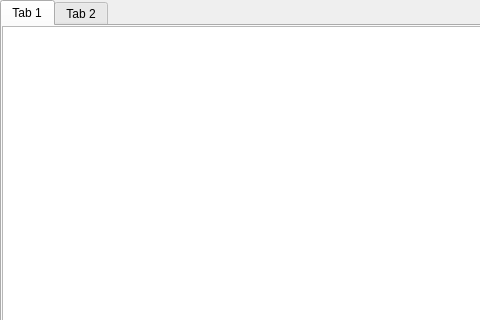
The window that ExchangeRate.ui (Vladislav0904/The-Exchange-Rate) describes before a commit, drawn with Qt 5; both pictures show x 0 to 480 and y 0 to 320 of the 939 by 729 pixel window.
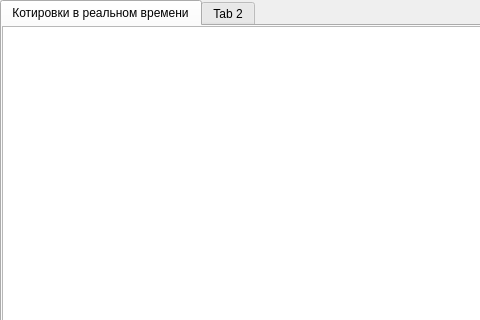
The same window after the commit.

Commit message: Real-time table update added. Some .ui updates

```diff
--- a/ExchangeRate.ui
+++ b/ExchangeRate.ui
@@ -27,7 +27,7 @@
    </property>
    <widget class="QWidget" name="tab">
     <attribute name="title">
-     <string>Tab 1</string>
+     <string>Котировки в реальном времени</string>
     </attribute>
     <widget class="QTableWidget" name="table1">
      <property name="geometry">
```
Left out of the diff: 15 changed lines with no effect on the pictures. The commit also changes 1 other file.
